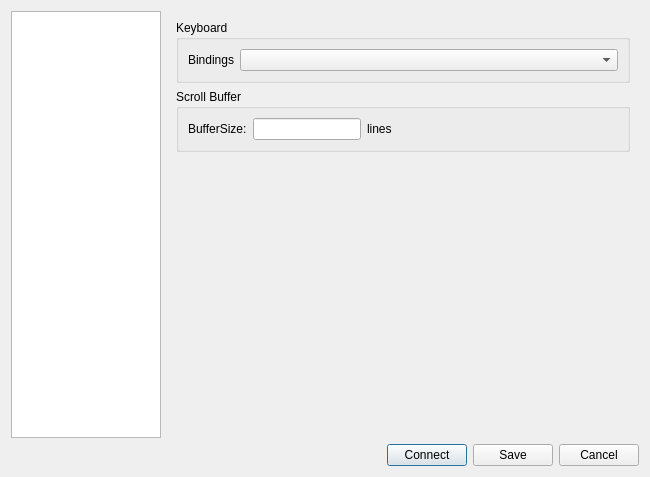
This is woterm/qwosessionproperty.ui in hongnod/woterm as Qt 5 draws it before an edit. The edited form follows.
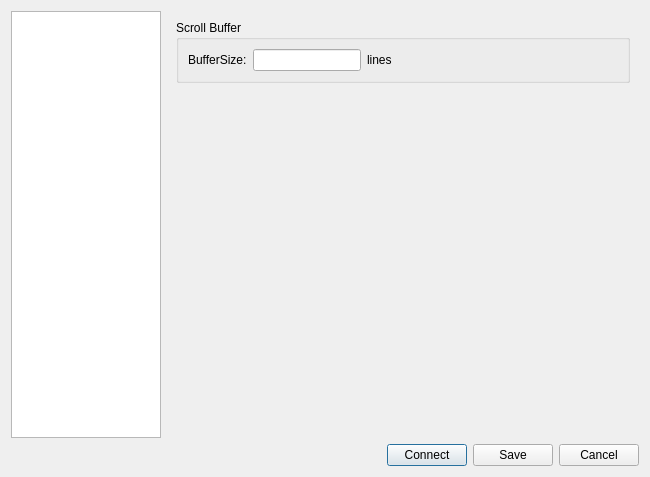
This is the edited form. The open tabs and pages were chosen to show the change.

```diff
--- a/woterm/qwosessionproperty.ui
+++ b/woterm/qwosessionproperty.ui
@@ -492,36 +492,6 @@
          </widget>
          <widget class="QWidget" name="terminalWidget">
           <layout class="QVBoxLayout" name="verticalLayout_5">
-           <item>
-            <widget class="QGroupBox" name="groupBox_4">
-             <property name="title">
-              <string>Keyboard</string>
-             </property>
-             <layout class="QHBoxLayout" name="horizontalLayout_17">
-              <item>
-               <layout class="QHBoxLayout" name="horizontalLayout_16">
-                <item>
-                 <widget class="QLabel" name="label_20">
-                  <property name="text">
-                   <string>Bindings</string>
-                  </property>
-                 </widget>
-                </item>
-                <item>
-                 <widget class="QComboBox" name="keyBind">
-                  <property name="sizePolicy">
-                   <sizepolicy hsizetype="MinimumExpanding" vsizetype="Fixed">
-                    <horstretch>0</horstretch>
-                    <verstretch>0</verstretch>
-                   </sizepolicy>
-                  </property>
-                 </widget>
-                </item>
-               </layout>
-              </item>
-             </layout>
-            </widget>
-           </item>
            <item>
             <widget class="QGroupBox" name="groupBox_2">
              <property name="title">
```
